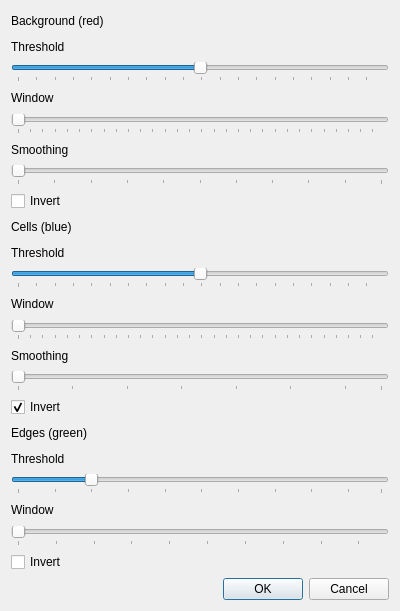
tmramalho/bigCellBrotherGUI, file views/threshold.ui: the form before one commit.
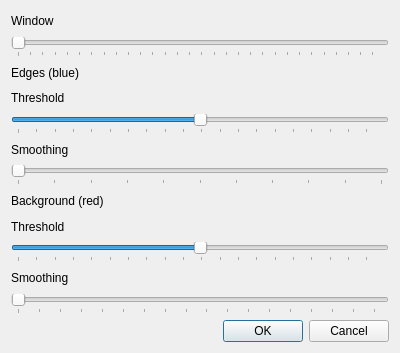
The form after the commit.

Diff of the .ui file:
```diff
--- a/views/threshold.ui
+++ b/views/threshold.ui
@@ -7,7 +7,7 @@
     <x>0</x>
     <y>0</y>
     <width>400</width>
-    <height>611</height>
+    <height>353</height>
    </rect>
   </property>
   <property name="windowTitle">
@@ -16,10 +16,36 @@
   <layout class="QGridLayout" name="gridLayout">
    <item row="0" column="0">
     <layout class="QVBoxLayout" name="verticalLayout">
+     <item>
+      <widget class="QLabel" name="label_2">
+       <property name="text">
+        <string>Window</string>
+       </property>
+      </widget>
+     </item>
+     <item>
+      <widget class="QSlider" name="windowSlider">
+       <property name="minimum">
+        <number>3</number>
+       </property>
+       <property name="maximum">
+        <number>300</number>
+       </property>
+       <property name="singleStep">
+        <number>2</number>
+       </property>
+       <property name="orientation">
+        <enum>Qt::Horizontal</enum>
+       </property>
+       <property name="tickPosition">
+        <enum>QSlider::TicksBelow</enum>
+       </property>
+      </widget>
+     </item>
      <item>
       <widget class="QLabel" name="label_8">
        <property name="text">
-        <string>Background (red)</string>
+        <string>Edges (blue)</string>
        </property>
       </widget>
      </item>
@@ -43,32 +69,6 @@
        </property>
       </widget>
      </item>
-     <item>
-      <widget class="QLabel" name="label_10">
-       <property name="text">
-        <string>Window</string>
-       </property>
-      </widget>
-     </item>
-     <item>
-      <widget class="QSlider" name="bgWindowSlider">
-       <property name="minimum">
-        <number>3</number>
-       </property>
-       <property name="maximum">
-        <number>300</number>
-       </property>
-       <property name="singleStep">
-        <number>2</number>
-       </property>
-       <property name="orientation">
-        <enum>Qt::Horizontal</enum>
-       </property>
-       <property name="tickPosition">
-        <enum>QSlider::TicksBelow</enum>
-       </property>
-      </widget>
-     </item>
      <item>
       <widget class="QLabel" name="label_11">
        <property name="text">
@@ -95,17 +95,10 @@
        </property>
       </widget>
      </item>
-     <item>
-      <widget class="QCheckBox" name="invertBg">
-       <property name="text">
-        <string>Invert</string>
-       </property>
-      </widget>
-     </item>
      <item>
       <widget class="QLabel" name="label_7">
        <property name="text">
-        <string>Cells (blue)</string>
+        <string>Background (red)</string>
        </property>
       </widget>
      </item>
@@ -121,31 +114,8 @@
        <property name="minimum">
         <number>-99</number>
        </property>
-       <property name="orientation">
-        <enum>Qt::Horizontal</enum>
-       </property>
-       <property name="tickPosition">
-        <enum>QSlider::TicksBelow</enum>
-       </property>
-      </widget>
-     </item>
-     <item>
-      <widget class="QLabel" name="label_2">
-       <property name="text">
-        <string>Window</string>
-       </property>
-      </widget>
-     </item>
-     <item>
-      <widget class="QSlider" name="windowSlider">
-       <property name="minimum">
-        <number>3</number>
-       </property>
-       <property name="maximum">
-        <number>300</number>
-       </property>
-       <property name="singleStep">
-        <number>2</number>
+       <property name="value">
+        <number>0</number>
        </property>
        <property name="orientation">
         <enum>Qt::Horizontal</enum>
@@ -165,10 +135,10 @@
      <item>
       <widget class="QSlider" name="smoothSlider">
        <property name="minimum">
-        <number>1</number>
+        <number>3</number>
        </property>
        <property name="maximum">
-        <number>21</number>
+        <number>55</number>
        </property>
        <property name="singleStep">
         <number>2</number>
@@ -184,79 +154,6 @@
        </property>
       </widget>
      </item>
-     <item>
-      <widget class="QCheckBox" name="invertOp">
-       <property name="text">
-        <string>Invert</string>
-       </property>
-       <property name="checked">
-        <bool>true</bool>
-       </property>
-      </widget>
-     </item>
-     <item>
-      <widget class="QLabel" name="label_4">
-       <property name="text">
-        <string>Edges (green)</string>
-       </property>
-       <property name="textFormat">
-        <enum>Qt::AutoText</enum>
-       </property>
-      </widget>
-     </item>
-     <item>
-      <widget class="QLabel" name="label_5">
-       <property name="text">
-        <string>Threshold</string>
-       </property>
-      </widget>
-     </item>
-     <item>
-      <widget class="QSlider" name="thThresholdSlider">
-       <property name="value">
-        <number>20</number>
-       </property>
-       <property name="orientation">
-        <enum>Qt::Horizontal</enum>
-       </property>
-       <property name="tickPosition">
-        <enum>QSlider::TicksBelow</enum>
-       </property>
-       <property name="tickInterval">
-        <number>10</number>
-       </property>
-      </widget>
-     </item>
-     <item>
-      <widget class="QLabel" name="label_6">
-       <property name="text">
-        <string>Window</string>
-       </property>
-      </widget>
-     </item>
-     <item>
-      <widget class="QSlider" name="thWindowSlider">
-       <property name="minimum">
-        <number>3</number>
-       </property>
-       <property name="singleStep">
-        <number>2</number>
-       </property>
-       <property name="orientation">
-        <enum>Qt::Horizontal</enum>
-       </property>
-       <property name="tickPosition">
-        <enum>QSlider::TicksBelow</enum>
-       </property>
-      </widget>
-     </item>
-     <item>
-      <widget class="QCheckBox" name="thInvertOp">
-       <property name="text">
-        <string>Invert</string>
-       </property>
-      </widget>
-     </item>
     </layout>
    </item>
    <item row="1" column="0">
```
